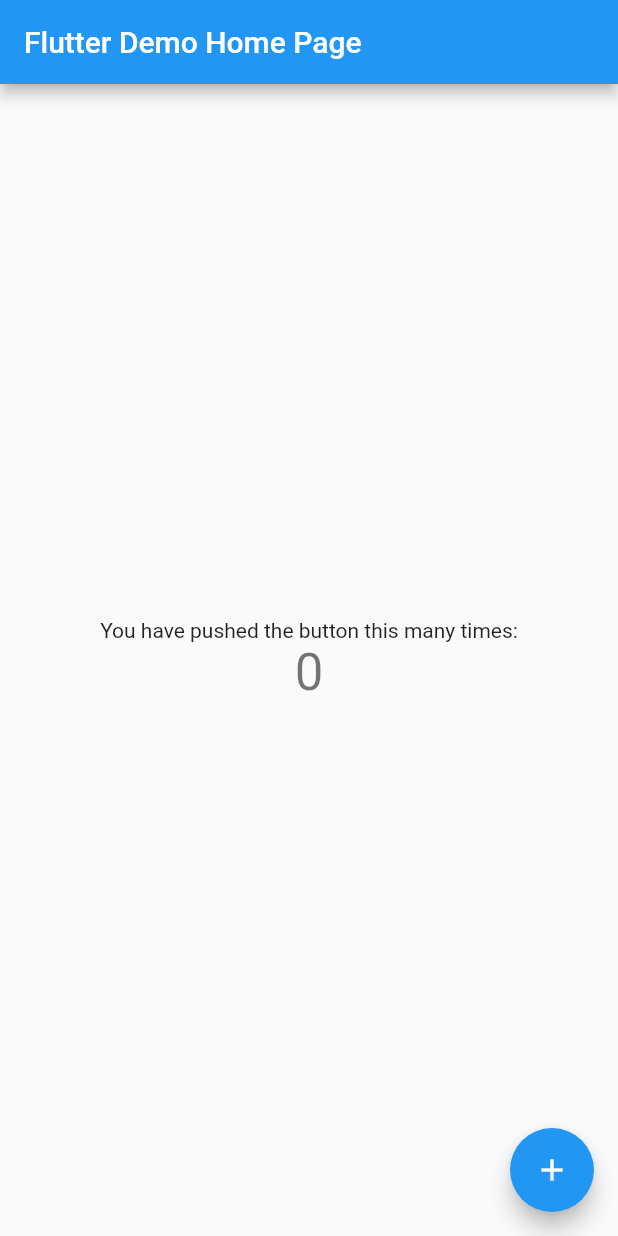
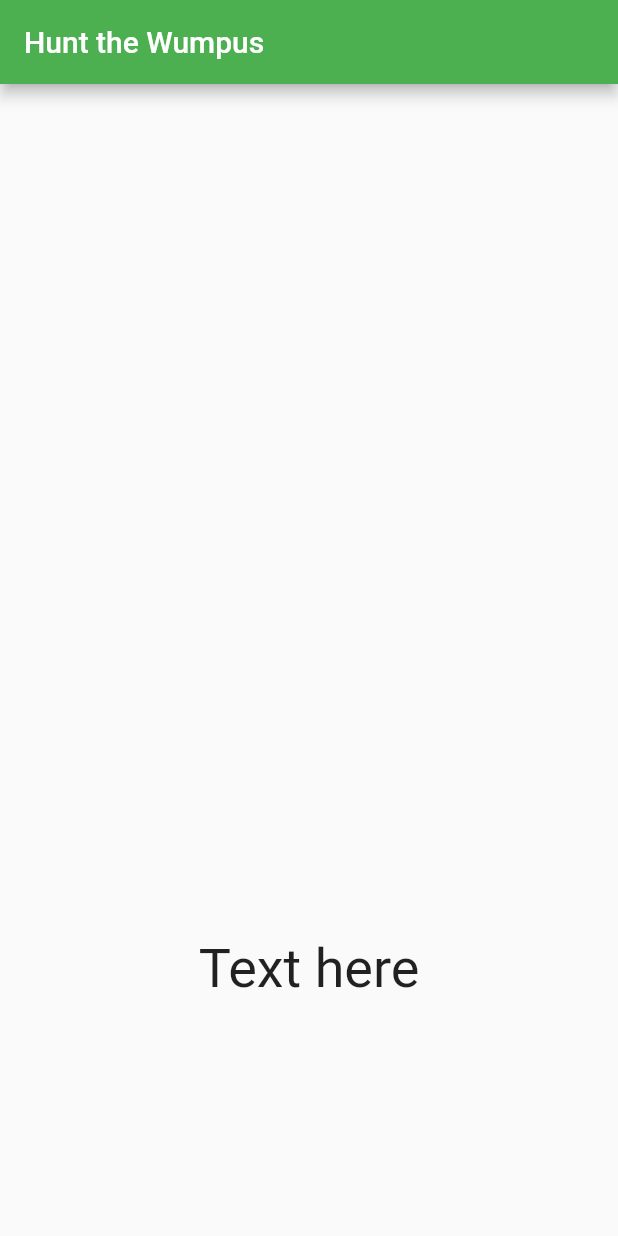
Before and after one commit to mpalma2332/Wumpus, a Flutter app: the screen it shows after launch, on a phone screen of 412 x 824 dp. Run offline on Flutter 3.47's test engine with Material 2 defaults, Android fonts, the phone set to English and light mode, and no system bars.

Commit message:
initialize board and text

```diff
--- a/wumpus_app/lib/main.dart
+++ b/wumpus_app/lib/main.dart
@@ -1,46 +1,36 @@
 import 'package:flutter/material.dart';
+import 'package:flutter/services.dart';
+
+final imageMap = {
+  'none': Image.asset('assets/images/black_square.png'),
+  'moved': Image.asset('assets/images/light_square.png'),
+  'current': Image.asset('assets/images/green_square.png'),
+};
 
 void main() {
+  WidgetsFlutterBinding.ensureInitialized();
+  SystemChrome.setPreferredOrientations(
+      [DeviceOrientation.portraitUp, DeviceOrientation.portraitDown]);
   runApp(const MyApp());
 }
 
 class MyApp extends StatelessWidget {
-  const MyApp({super.key});
+  const MyApp({Key? key}) : super(key: key);
 
-  // This widget is the root of your application.
   @override
   Widget build(BuildContext context) {
     return MaterialApp(
-      title: 'Flutter Demo',
+      title: 'Hunt the Wumpus',
       theme: ThemeData(
-        // This is the theme of your application.
-        //
-        // Try running your application with "flutter run". You'll see the
-        // application has a blue toolbar. Then, without quitting the app, try
-        // changing the primarySwatch below to Colors.green and then invoke
-        // "hot reload" (press "r" in the console where you ran "flutter run",
-        // or simply save your changes to "hot reload" in a Flutter IDE).
-        // Notice that the counter didn't reset back to zero; the application
-        // is not restarted.
-        primarySwatch: Colors.blue,
+        primarySwatch: Colors.green,
       ),
-      home: const MyHomePage(title: 'Flutter Demo Home Page'),
+      home: const MyHomePage(title: 'Hunt the Wumpus'),
     );
   }
 }
 
 class MyHomePage extends StatefulWidget {
-  const MyHomePage({super.key, required this.title});
-
-  // This widget is the home page of your application. It is stateful, meaning
-  // that it has a State object (defined below) that contains fields that affect
-  // how it looks.
-
-  // This class is the configuration for the state. It holds the values (in this
-  // case the title) provided by the parent (in this case the App widget) and
-  // used by the build method of the State. Fields in a Widget subclass are
-  // always marked "final".
-
+  const MyHomePage({Key? key, required this.title}) : super(key: key);
   final String title;
 
   @override
@@ -48,68 +38,59 @@
 }
 
 class _MyHomePageState extends State<MyHomePage> {
-  int _counter = 0;
-
-  void _incrementCounter() {
-    setState(() {
-      // This call to setState tells the Flutter framework that something has
-      // changed in this State, which causes it to rerun the build method below
-      // so that the display can reflect the updated values. If we changed
-      // _counter without calling setState(), then the build method would not be
-      // called again, and so nothing would appear to happen.
-      _counter++;
-    });
-  }
-
   @override
   Widget build(BuildContext context) {
-    // This method is rerun every time setState is called, for instance as done
-    // by the _incrementCounter method above.
-    //
-    // The Flutter framework has been optimized to make rerunning build methods
-    // fast, so that you can just rebuild anything that needs updating rather
-    // than having to individually change instances of widgets.
     return Scaffold(
         appBar: AppBar(
-        // Here we take the value from the MyHomePage object that was created by
-        // the App.build method, and use it to set our appbar title.
           title: Text(widget.title),
         ),
         body: Center(
-        // Center is a layout widget. It takes a single child and positions it
-        // in the middle of the parent.
+          child: ConstrainedBox(
+            constraints: const BoxConstraints(minWidth: 50.0, minHeight: 120.0),
+            child: AspectRatio(
+              aspectRatio: 5 / 6,
               child: Column(
-          // Column is also a layout widget. It takes a list of children and
-          // arranges them vertically. By default, it sizes itself to fit its
-          // children horizontally, and tries to be as tall as its parent.
-          //
-          // Invoke "debug painting" (press "p" in the console, choose the
-          // "Toggle Debug Paint" action from the Flutter Inspector in Android
-          // Studio, or the "Toggle Debug Paint" command in Visual Studio Code)
-          // to see the wireframe for each widget.
-          //
-          // Column has various properties to control how it sizes itself and
-          // how it positions its children. Here we use mainAxisAlignment to
-          // center the children vertically; the main axis here is the vertical
-          // axis because Columns are vertical (the cross axis would be
-          // horizontal).
                 mainAxisAlignment: MainAxisAlignment.center,
-          children: <Widget>[
-            const Text(
-              'You have pushed the button this many times:',
+                crossAxisAlignment: CrossAxisAlignment.center,
+                children: [
+                  Flexible(
+                    child: AspectRatio(
+                        aspectRatio: 1 / 1,
+                        child: Stack(
+                          children: [
+                            GridView.builder(
+                                itemCount: 25,
+                                gridDelegate:
+                                    const SliverGridDelegateWithFixedCrossAxisCount(
+                                        crossAxisCount: 5),
+                                itemBuilder: (context, index) {
+                                  return TextButton(
+                                    // onPressed: () => _processPress(index),
+                                    onPressed: null,
+                                    child: imageMap['green'] ?? Container(),
+                                  );
+                                })
+                          ],
+                        )),
                   ),
-            Text(
-              '$_counter',
-              style: Theme.of(context).textTheme.headline4,
+                  Container(
+                    margin: const EdgeInsets.all(10.0),
+                    child: Row(
+                        mainAxisAlignment: MainAxisAlignment.center,
+                        children: const [
+                          FittedBox(
+                            fit: BoxFit.fitWidth,
+                            child: Text(
+                              'Text here',
+                              style: TextStyle(fontSize: 36),
                             ),
+                          ),
+                        ]),
+                  )
                 ],
               ),
             ),
-      floatingActionButton: FloatingActionButton(
-        onPressed: _incrementCounter,
-        tooltip: 'Increment',
-        child: const Icon(Icons.add),
-      ), // This trailing comma makes auto-formatting nicer for build methods.
-    );
+          ),
+        ));
   }
 }
--- a/wumpus_app/pubspec.yaml
+++ b/wumpus_app/pubspec.yaml
@@ -63,7 +63,10 @@
   # assets:
   #   - images/a_dot_burr.jpeg
   #   - images/a_dot_ham.jpeg
-
+  assets:
+  - assets/images/black_square.png
+  - assets/images/green_square.png
+  - assets/images/light_square.png
   # An image asset can refer to one or more resolution-specific "variants", see
   # https://flutter.dev/assets-and-images/#resolution-aware
 
```
Also changed, not shown: wumpus_app/assets/images/black_square.png (added), wumpus_app/assets/images/green_square.png (added), wumpus_app/assets/images/grid.png (added), wumpus_app/assets/images/light_square.png (added). Lines whose indentation alone changed are shown as unchanged.
